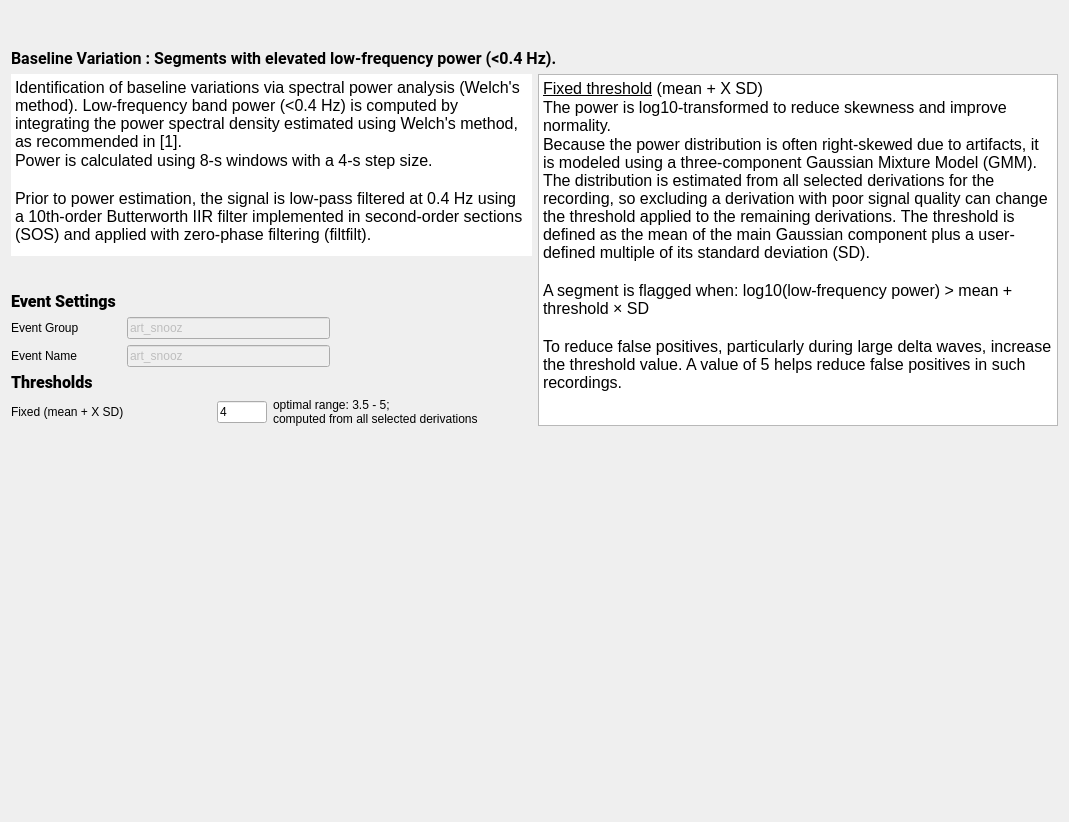
Before: the Qt Designer form tools/CEAMSTools/DetectArtifacts/BslVarStep/Ui_BslVarStep.ui in SnoozToolbox/snooz-package-ceams, drawn with Qt 5.
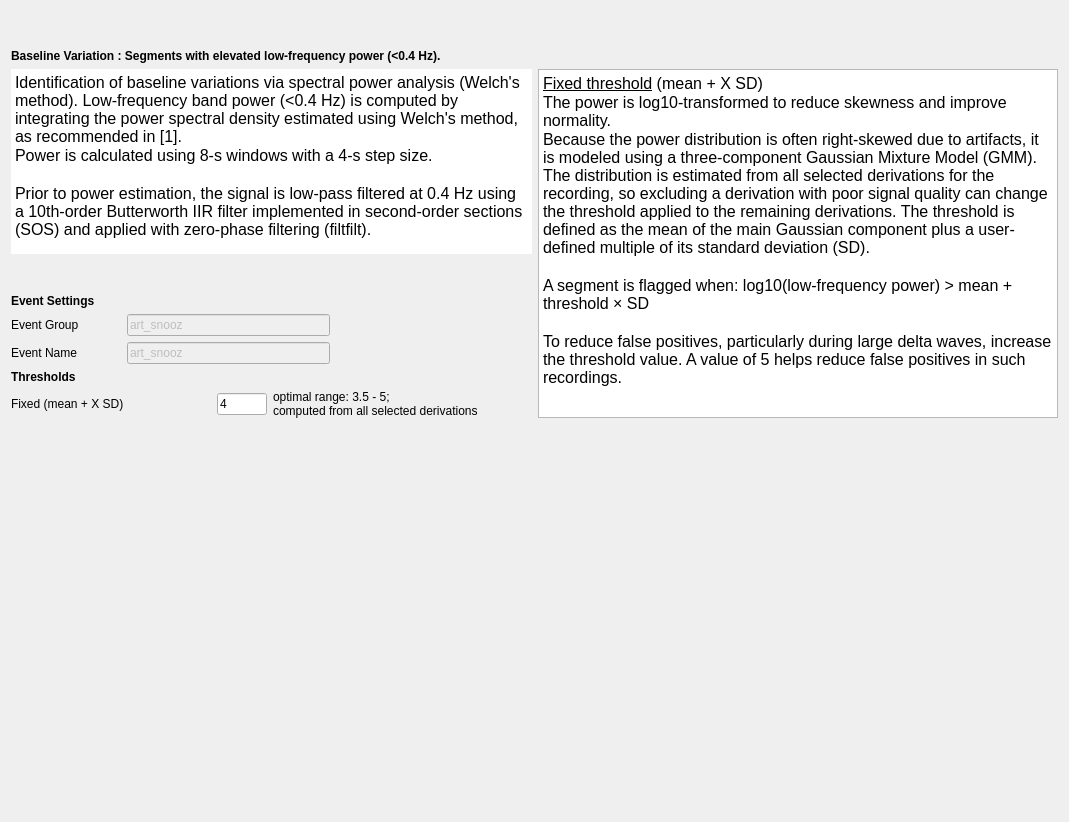
After: the same form once the commit is applied.

Commit message: Font step 4: forms without fonts of their own, look kept

```diff
--- a/tools/CEAMSTools/DetectArtifacts/BslVarStep/Ui_BslVarStep.ui
+++ b/tools/CEAMSTools/DetectArtifacts/BslVarStep/Ui_BslVarStep.ui
@@ -13,9 +13,6 @@
   <property name="windowTitle">
    <string>Form</string>
   </property>
-  <property name="styleSheet">
-   <string notr="true">font: 12pt &quot;Roboto&quot;;</string>
-  </property>
   <layout class="QVBoxLayout" name="verticalLayout_3">
    <item>
     <widget class="QWidget" name="imageWidget" native="true">
@@ -49,8 +46,6 @@
      </property>
      <property name="font">
       <font>
-       <family>Roboto</family>
-       <pointsize>12</pointsize>
        <italic>false</italic>
        <bold>false</bold>
       </font>
@@ -91,7 +86,7 @@
 hr { height: 1px; border-width: 0; }
 li.unchecked::marker { content: &quot;\2610&quot;; }
 li.checked::marker { content: &quot;\2612&quot;; }
-&lt;/style&gt;&lt;/head&gt;&lt;body style=&quot; font-family:'Roboto'; font-size:12pt; font-weight:400; font-style:normal;&quot;&gt;
+&lt;/style&gt;&lt;/head&gt;&lt;body style=&quot; font-size:12pt; font-weight:400; font-style:normal;&quot;&gt;
 &lt;p style=&quot; margin-top:0px; margin-bottom:0px; margin-left:0px; margin-right:0px; -qt-block-indent:0; text-indent:0px;&quot;&gt;Identification of baseline variations via spectral power analysis (Welch's method). Low-frequency band power (&amp;lt;0.4 Hz) is computed by integrating the power spectral density estimated using Welch's method, as recommended in [1]. &lt;/p&gt;
 &lt;p style=&quot; margin-top:0px; margin-bottom:0px; margin-left:0px; margin-right:0px; -qt-block-indent:0; text-indent:0px;&quot;&gt;Power is calculated using 8-s windows with a 4-s step size.&lt;/p&gt;
 &lt;p style=&quot;-qt-paragraph-type:empty; margin-top:0px; margin-bottom:0px; margin-left:0px; margin-right:0px; -qt-block-indent:0; text-indent:0px;&quot;&gt;&lt;br /&gt;&lt;/p&gt;
@@ -132,8 +127,6 @@
            </property>
            <property name="font">
             <font>
-             <family>Roboto</family>
-             <pointsize>12</pointsize>
              <italic>false</italic>
              <bold>false</bold>
             </font>
@@ -281,8 +274,6 @@
            </property>
            <property name="font">
             <font>
-             <family>Roboto</family>
-             <pointsize>12</pointsize>
              <italic>false</italic>
              <bold>false</bold>
              <stylestrategy>PreferAntialias</stylestrategy>
@@ -407,7 +398,7 @@
 hr { height: 1px; border-width: 0; }
 li.unchecked::marker { content: &quot;\2610&quot;; }
 li.checked::marker { content: &quot;\2612&quot;; }
-&lt;/style&gt;&lt;/head&gt;&lt;body style=&quot; font-family:'Roboto'; font-size:12pt; font-weight:400; font-style:normal;&quot;&gt;
+&lt;/style&gt;&lt;/head&gt;&lt;body style=&quot; font-size:12pt; font-weight:400; font-style:normal;&quot;&gt;
 &lt;p style=&quot; margin-top:0px; margin-bottom:0px; margin-left:0px; margin-right:0px; -qt-block-indent:0; text-indent:0px;&quot;&gt;&lt;span style=&quot; text-decoration: underline;&quot;&gt;Fixed threshold&lt;/span&gt; (mean + X SD)&lt;/p&gt;
 &lt;p style=&quot; margin-top:0px; margin-bottom:0px; margin-left:0px; margin-right:0px; -qt-block-indent:0; text-indent:0px;&quot;&gt;The power is log10-transformed to reduce skewness and improve normality.&lt;/p&gt;
 &lt;p style=&quot; margin-top:0px; margin-bottom:0px; margin-left:0px; margin-right:0px; -qt-block-indent:0; text-indent:0px;&quot;&gt;Because the power distribution is often right-skewed due to artifacts, it is modeled using a three-component Gaussian Mixture Model (GMM). The distribution is estimated from all selected derivations for the recording, so excluding a derivation with poor signal quality can change the threshold applied to the remaining derivations. The threshold is defined as the mean of the main Gaussian component plus a user-defined multiple of its standard deviation (SD).&lt;/p&gt;
```
The commit also changes 427 other files.
